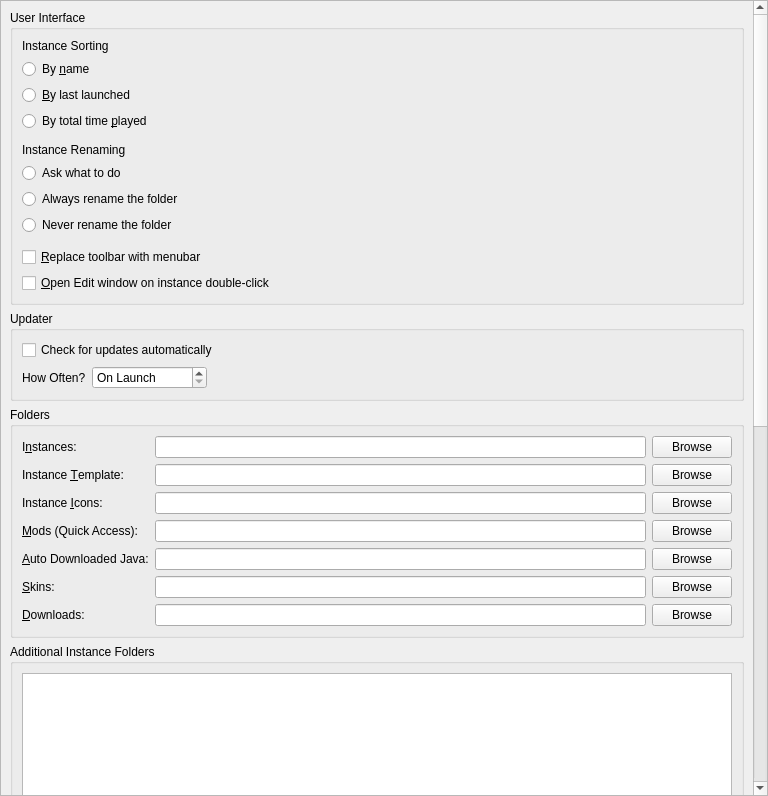
First picture: the form in launcher/ui/pages/global/LauncherPage.ui, repository PrismLauncher/PrismLauncher, before the edit.
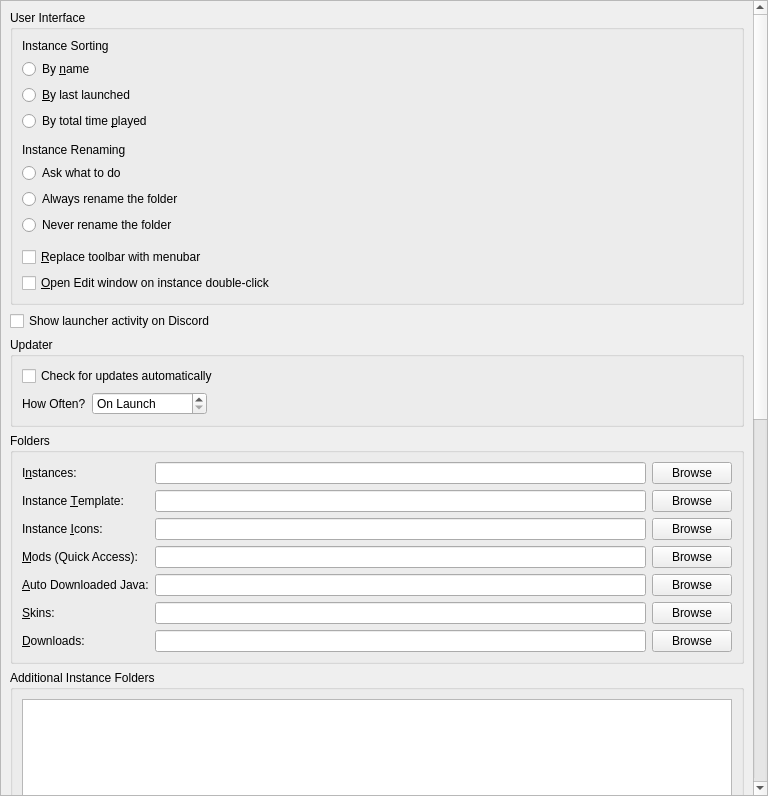
Second picture: the form after the edit.

Commit message: Discord RPC

```diff
--- a/launcher/ui/pages/global/LauncherPage.ui
+++ b/launcher/ui/pages/global/LauncherPage.ui
@@ -41,9 +41,9 @@
       <property name="geometry">
        <rect>
         <x>0</x>
-        <y>-654</y>
-        <width>749</width>
-        <height>1448</height>
+        <y>0</y>
+        <width>747</width>
+        <height>1738</height>
        </rect>
       </property>
       <layout class="QVBoxLayout" name="verticalLayout_8">
@@ -185,6 +185,13 @@
          </layout>
         </widget>
        </item>
+       <item>
+        <widget class="QCheckBox" name="richPresenceCheckBox">
+         <property name="text">
+          <string>Show launcher activity on Discord</string>
+         </property>
+        </widget>
+       </item>
        <item>
         <widget class="QGroupBox" name="updateSettingsBox">
          <property name="title">
```
Left out of the diff: 2 changed lines with no effect on the pictures. The commit also changes 14 other files.
